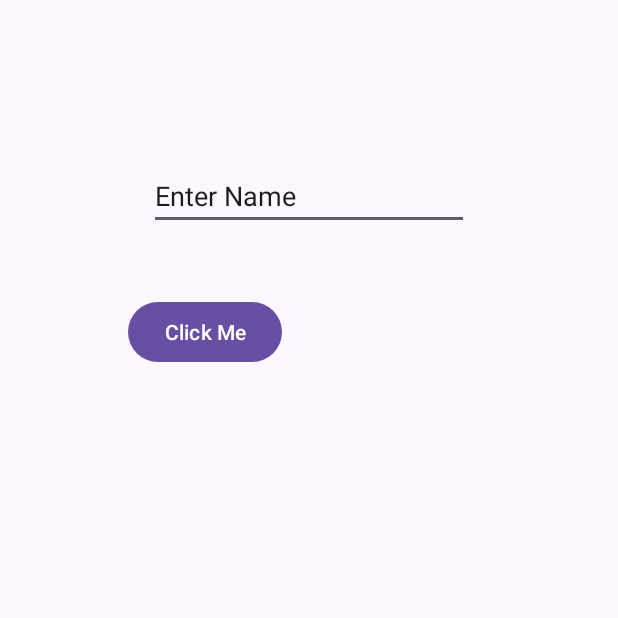
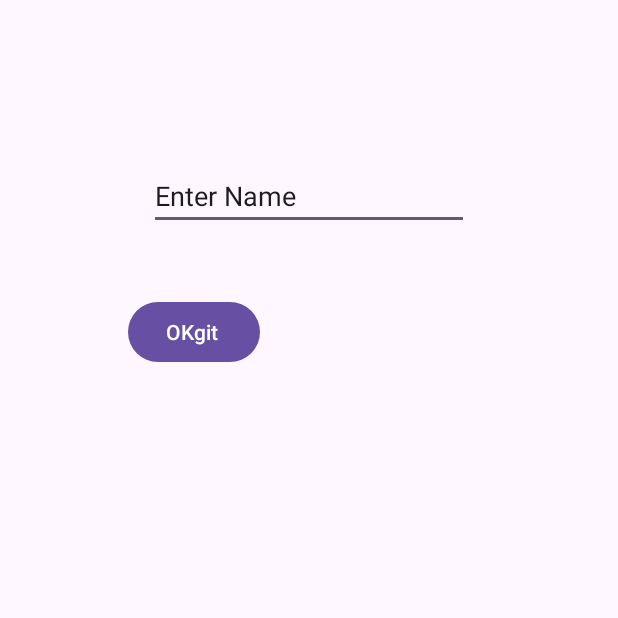
Before and after one commit to amreshpro/android, an Android app: the screen it shows after launch (MainActivity), on a phone screen of 412 x 824 dp, the top half of it. Run offline under Robolectric (Android 15) with nearby library versions, the phone set to English and light mode, and no system bars.

Commit message:
update btn name

```diff
--- a/app/src/main/res/layout/activity_main.xml
+++ b/app/src/main/res/layout/activity_main.xml
@@ -31,7 +31,7 @@
     <Button
         android:layout_width="wrap_content"
         android:layout_height="wrap_content"
-        android:text="Click Me"
+        android:text="OKgit "
         android:id="@+id/button"
         android:layout_below="@+id/editText"
 
```
